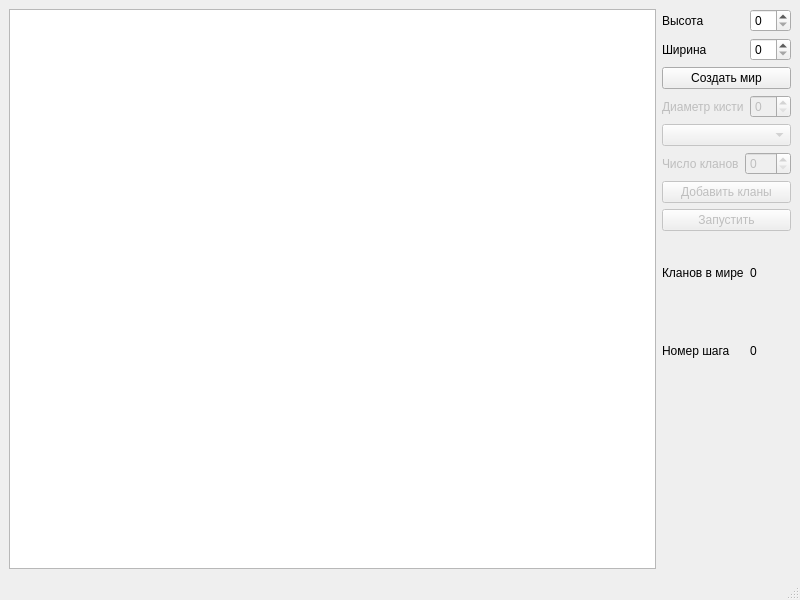
The window that mainwindow.ui (VladislavWaza/DigitalEvolution) describes before a commit, drawn with Qt 5.
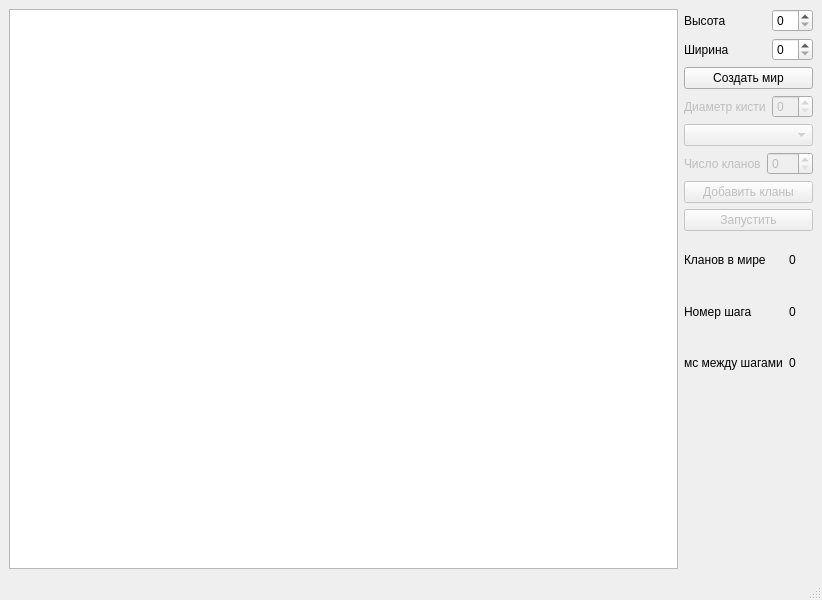
The same window after the commit.

Commit message: Refactoring removed the clan population added color to regions and clans delegated the compilation of Image to other methods in the World class added comments to the MainWindow class shared some major functions in MainWindow class

Diff of the .ui file:
```diff
--- a/mainwindow.ui
+++ b/mainwindow.ui
@@ -6,7 +6,7 @@
    <rect>
     <x>0</x>
     <y>0</y>
-    <width>800</width>
+    <width>822</width>
     <height>600</height>
    </rect>
   </property>
@@ -15,7 +15,10 @@
   </property>
   <widget class="QWidget" name="centralwidget">
    <layout class="QGridLayout" name="gridLayout">
-    <item row="0" column="6">
+    <item row="0" column="0">
+     <widget class="QGraphicsView" name="graphicsView"/>
+    </item>
+    <item row="0" column="5" colspan="2">
      <layout class="QVBoxLayout" name="verticalLayout">
       <item>
        <layout class="QGridLayout" name="gridLayout_2">
@@ -95,7 +98,7 @@
          </widget>
         </item>
         <item row="0" column="1">
-         <widget class="QSpinBox" name="numberClans">
+         <widget class="QSpinBox" name="clansNumberToAdd">
           <property name="enabled">
            <bool>false</bool>
           </property>
@@ -105,13 +108,6 @@
       </item>
       <item>
        <layout class="QGridLayout" name="gridLayout_4">
-        <item row="1" column="1">
-         <widget class="QLabel" name="clansCounter">
-          <property name="text">
-           <string>0</string>
-          </property>
-         </widget>
-        </item>
         <item row="1" column="0">
          <widget class="QLabel" name="label_5">
           <property name="text">
@@ -119,13 +115,10 @@
           </property>
          </widget>
         </item>
-        <item row="0" column="0" colspan="2">
-         <widget class="QPushButton" name="start">
-          <property name="enabled">
-           <bool>false</bool>
-          </property>
+        <item row="2" column="1">
+         <widget class="QLabel" name="stepNumber">
           <property name="text">
-           <string>Запустить</string>
+           <string>0</string>
           </property>
          </widget>
         </item>
@@ -136,8 +129,32 @@
           </property>
          </widget>
         </item>
-        <item row="2" column="1">
-         <widget class="QLabel" name="stepNumber">
+        <item row="0" column="0" colspan="2">
+         <widget class="QPushButton" name="start">
+          <property name="enabled">
+           <bool>false</bool>
+          </property>
+          <property name="text">
+           <string>Запустить</string>
+          </property>
+         </widget>
+        </item>
+        <item row="1" column="1">
+         <widget class="QLabel" name="clansNumber">
+          <property name="text">
+           <string>0</string>
+          </property>
+         </widget>
+        </item>
+        <item row="3" column="0">
+         <widget class="QLabel" name="label_6">
+          <property name="text">
+           <string>мс между шагами</string>
+          </property>
+         </widget>
+        </item>
+        <item row="3" column="1">
+         <widget class="QLabel" name="time">
           <property name="text">
            <string>0</string>
           </property>
@@ -157,13 +174,17 @@
           </property>
          </widget>
         </item>
+        <item row="1" column="0">
+         <widget class="QLabel" name="food">
+          <property name="text">
+           <string/>
+          </property>
+         </widget>
+        </item>
        </layout>
       </item>
      </layout>
     </item>
-    <item row="0" column="0">
-     <widget class="QGraphicsView" name="graphicsView"/>
-    </item>
    </layout>
   </widget>
   <widget class="QMenuBar" name="menubar">
@@ -171,7 +192,7 @@
     <rect>
      <x>0</x>
      <y>0</y>
-     <width>800</width>
+     <width>822</width>
      <height>29</height>
     </rect>
    </property>
```
The commit also changes 8 other files.
